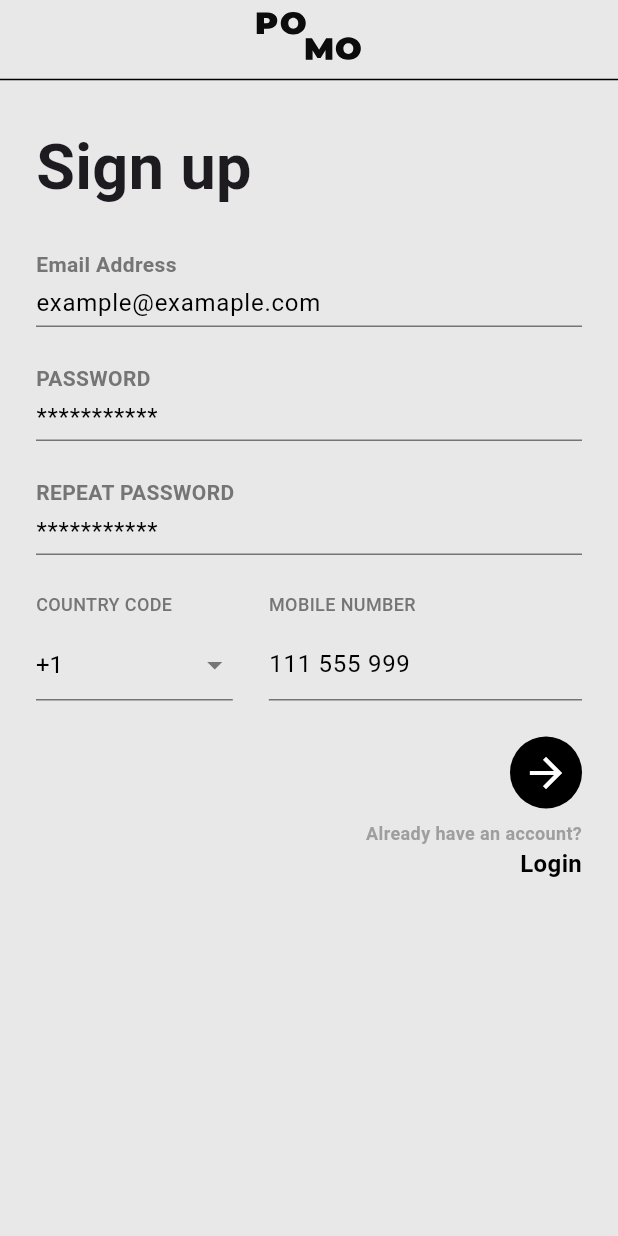
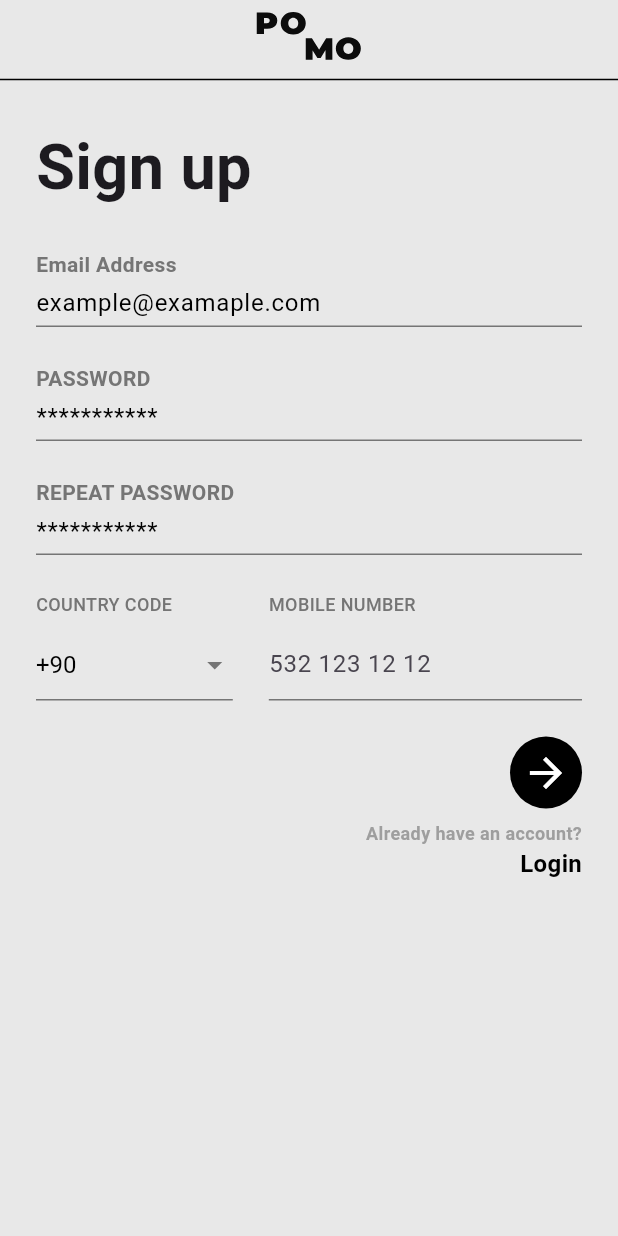
Before and after one commit to gokseennn/flutter_pomodoro_app, a Flutter app: the screen it shows after launch, after a tap on "Get Started", on a phone screen of 412 x 824 dp. Run offline on Flutter 3.47's test engine with Material 3 defaults, Android fonts, the light colour scheme and no system bars; our stand-ins replace dio, flutter_svg, get, google_fonts, syncfusion_flutter_charts.

Commit message:
error messages

```diff
--- a/lib/common/components/common_text_form_field.dart
+++ b/lib/common/components/common_text_form_field.dart
@@ -1,9 +1,11 @@
 import 'package:flutter/material.dart';
 
 class CommonTextFormField extends StatelessWidget {
-  const CommonTextFormField({super.key, this.text, this.hintText});
+  const CommonTextFormField(
+      {super.key, this.text, this.hintText, required this.controller});
   final String? text;
   final String? hintText;
+  final TextEditingController controller;
   @override
   Widget build(BuildContext context) {
     return Column(
@@ -19,6 +21,7 @@ class CommonTextFormField extends StatelessWidget {
             ),
           ),
         TextFormField(
+          controller: controller,
           decoration: InputDecoration(
             hintText: hintText,
             hintStyle: const TextStyle(
--- a/lib/main.dart
+++ b/lib/main.dart
@@ -1,11 +1,28 @@
 import 'package:flutter/material.dart';
 import 'package:get/get.dart';
+import 'package:pomodoro_app/common/components/api_loading.dart';
+import 'package:pomodoro_app/common/services/api_service/api_service.dart';
+import 'package:pomodoro_app/common/services/api_service/model/api_provider_enum.dart';
 import 'package:pomodoro_app/general-ms/general_routes.dart';
 import 'package:pomodoro_app/general-ms/welcome/controller/welcome_binding.dart';
 import 'package:pomodoro_app/general-ms/welcome/view/welcome_screen.dart';
 import 'package:pomodoro_app/user-ms/user_routes.dart';
 
 void main() {
+  Get.put(
+    ApiService(
+      provider: ApiProvider.dio,
+      baseUrl: '',
+      timeout: 5.seconds,
+      loader: const ApiLoading(),
+      onError: (error) {
+        Get.dialog(
+          Text(error.toString()),
+        );
+      },
+    ),
+    permanent: true,
+  );
   runApp(const MyApp());
 }
 
--- a/lib/user-ms/sign-up/controller/sign_up_binding.dart
+++ b/lib/user-ms/sign-up/controller/sign_up_binding.dart
@@ -1,9 +1,11 @@
 import 'package:get/get.dart';
 import 'package:pomodoro_app/user-ms/sign-up/controller/sign_up_controller.dart';
+import 'package:pomodoro_app/user-ms/sign-up/controller/sign_up_repository.dart';
 
 class SignUpBinding extends Bindings {
   @override
   void dependencies() {
     Get.lazyPut<SignUpController>(() => SignUpController());
+    Get.lazyPut<SignUpRepository>(() => SignUpRepository());
   }
 }
--- a/lib/user-ms/sign-up/controller/sign_up_controller.dart
+++ b/lib/user-ms/sign-up/controller/sign_up_controller.dart
@@ -1,3 +1,25 @@
+import 'package:flutter/material.dart';
 import 'package:get/get.dart';
+import 'package:pomodoro_app/user-ms/sign-up/controller/sign_up_repository.dart';
+import 'package:pomodoro_app/user-ms/sign-up/model/sign_in_dto.dart';
 
-class SignUpController extends GetxController {}
+class SignUpController extends GetxController {
+  final _repository = Get.find<SignUpRepository>();
+  final TextEditingController emailController = TextEditingController();
+  final TextEditingController passwordController = TextEditingController();
+  final TextEditingController repeatPasswordController =
+      TextEditingController();
+  final TextEditingController phoneNumberController = TextEditingController();
+
+  void signUp() async {
+    var response = await _repository.signIn(SignInDto(
+        email: emailController.text,
+        password: passwordController.text,
+        phoneNumber: phoneNumberController.text));
+    if (response == true) {
+      Get.toNamed('/sign-in');
+    } else {
+      Get.snackbar('Error', 'Sign up failed');
+    }
+  }
+}
--- /dev/null
+++ b/lib/user-ms/sign-up/model/sign_in_dto.dart
@@ -0,0 +1,10 @@
+class SignInDto {
+  String email;
+  String password;
+  String phoneNumber;
+  SignInDto(
+      {required this.email, required this.password, required this.phoneNumber});
+
+  Map<String, dynamic> toJson() =>
+      {'email': email, 'password': password, 'phoneNumber': phoneNumber};
+}
--- a/lib/user-ms/sign-up/view/components/phone_number.dart
+++ b/lib/user-ms/sign-up/view/components/phone_number.dart
@@ -1,8 +1,8 @@
 import 'package:flutter/material.dart';
 
 class PhoneNumber extends StatelessWidget {
-  const PhoneNumber({super.key});
-
+  const PhoneNumber({super.key, required this.phoneNumberController});
+  final TextEditingController phoneNumberController;
   @override
   Widget build(BuildContext context) {
     return Padding(
@@ -46,7 +46,7 @@ class PhoneNumber extends StatelessWidget {
                 child: Container(
                   padding: const EdgeInsets.only(right: 8),
                   child: DropdownButtonFormField<String>(
-                    value: '+1',
+                    value: '+90',
                     decoration: InputDecoration(
                       contentPadding: const EdgeInsets.symmetric(vertical: 8),
                       enabledBorder: UnderlineInputBorder(
@@ -64,7 +64,7 @@ class PhoneNumber extends StatelessWidget {
                     onChanged: (String? newValue) {
                       // Handle dropdown change
                     },
-                    items: <String>['+1']
+                    items: <String>['+90']
                         .map<DropdownMenuItem<String>>((String value) {
                       return DropdownMenuItem<String>(
                         value: value,
@@ -78,8 +78,9 @@ class PhoneNumber extends StatelessWidget {
               Expanded(
                 flex: 3,
                 child: TextFormField(
-                  initialValue: '111 555 999',
+                  controller: phoneNumberController,
                   decoration: InputDecoration(
+                    hintText: '532 123 12 12',
                     contentPadding: const EdgeInsets.symmetric(vertical: 8),
                     enabledBorder: UnderlineInputBorder(
                       borderSide: BorderSide(color: Colors.grey[600]!),
--- a/lib/user-ms/sign-up/view/sign_up_screen.dart
+++ b/lib/user-ms/sign-up/view/sign_up_screen.dart
@@ -27,28 +27,33 @@ class SignUpScreen extends StatelessWidget {
                     "Sign up",
                     style: TextStyle(fontWeight: FontWeight.bold, fontSize: 42),
                   ),
-                  const Padding(
-                    padding: EdgeInsets.only(top: 24.0),
+                  Padding(
+                    padding: const EdgeInsets.only(top: 24.0),
                     child: CommonTextFormField(
+                      controller: controller.emailController,
                       text: "Email Address",
                       hintText: "example@examaple.com",
                     ),
                   ),
-                  const Padding(
-                    padding: EdgeInsets.only(top: 24.0),
+                  Padding(
+                    padding: const EdgeInsets.only(top: 24.0),
                     child: CommonTextFormField(
+                      controller: controller.passwordController,
                       text: "PASSWORD",
                       hintText: "***********",
                     ),
                   ),
-                  const Padding(
-                    padding: EdgeInsets.only(top: 24.0),
+                  Padding(
+                    padding: const EdgeInsets.only(top: 24.0),
                     child: CommonTextFormField(
+                      controller: controller.repeatPasswordController,
                       text: "REPEAT PASSWORD",
                       hintText: "***********",
                     ),
                   ),
-                  const PhoneNumber(),
+                  PhoneNumber(
+                    phoneNumberController: controller.phoneNumberController,
+                  ),
                   Padding(
                     padding: const EdgeInsets.only(top: 24.0),
                     child: Align(
@@ -62,7 +67,7 @@ class SignUpScreen extends StatelessWidget {
                                       Colors.white.withOpacity(0.1)),
                                   backgroundColor:
                                       WidgetStateProperty.all(Colors.black)),
-                              onPressed: () {},
+                              onPressed: controller.signUp,
                               icon: const Icon(
                                 Icons.arrow_forward,
                                 color: Colors.white,
```
Also changed, not shown: lib/common/components/api_loading.dart (added, +32 -0 lines), lib/common/services/api_service/model/api_error.dart (+27 -7 lines), lib/common/util.dart (+8 -1 lines), lib/user-ms/sign-in/view/sign_in_screen.dart (+12 -7 lines), lib/user-ms/sign-up/controller/sign_up_repository.dart (added, +19 -0 lines).
